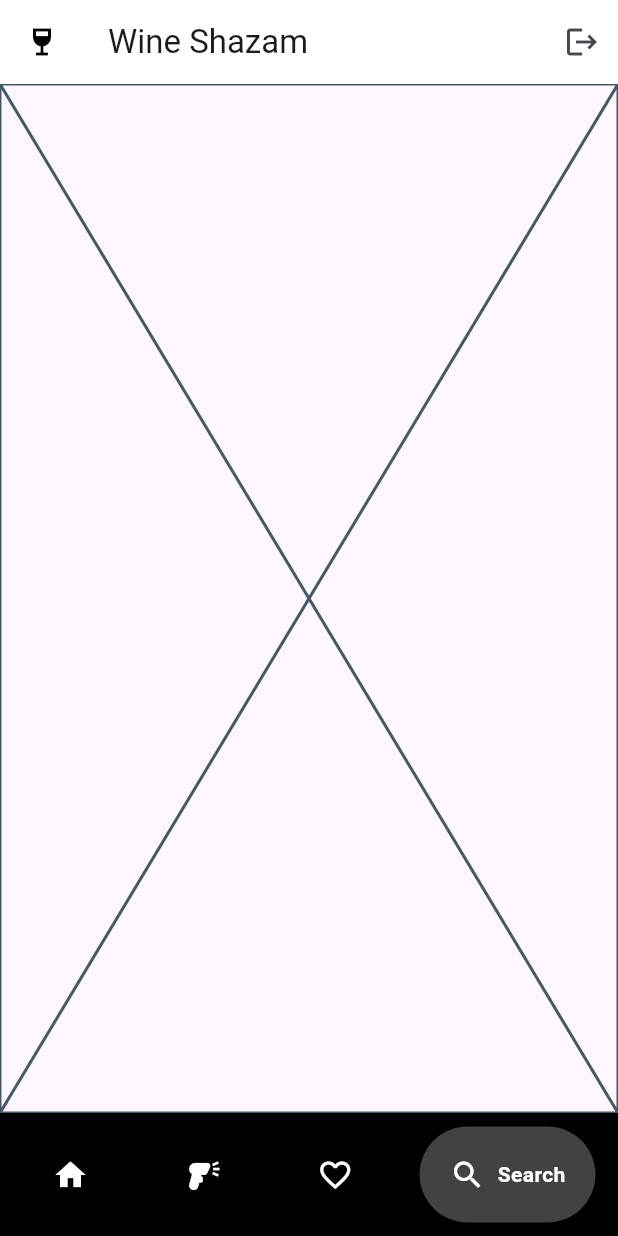
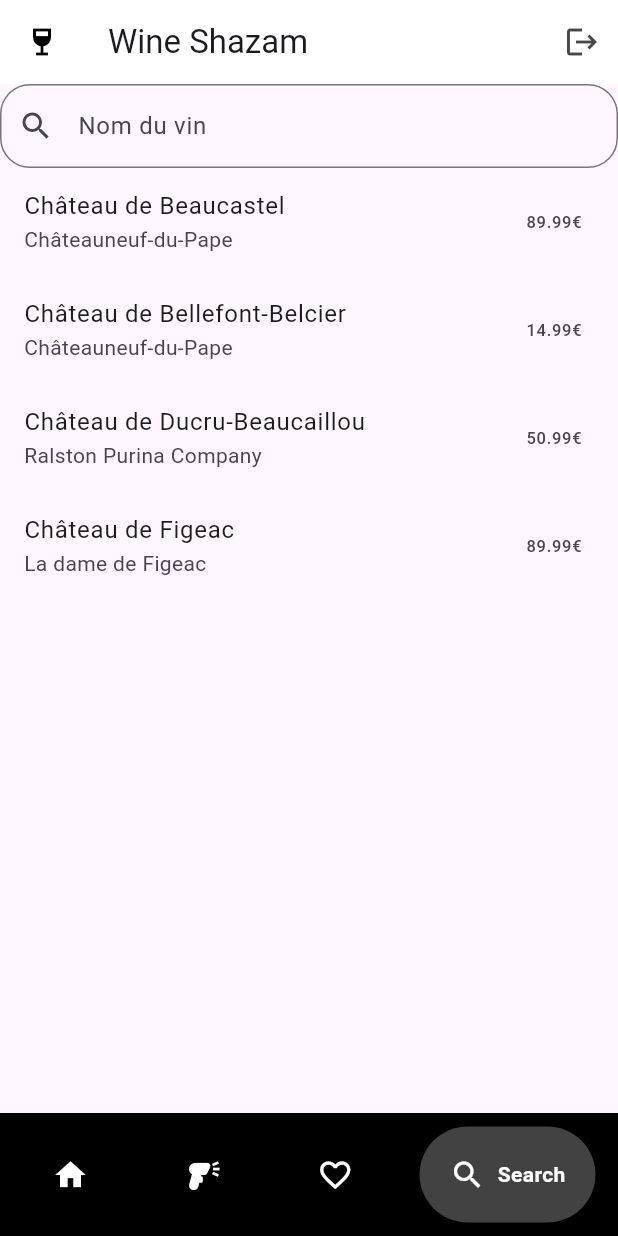
Before and after one commit to HichamGuessab/WineShazam, a Flutter app: the MainPage screen opened by its route, item 4 of the bottom bar chosen, on a phone screen of 412 x 824 dp. Run offline on Flutter 3.47's test engine with Material 3 defaults, Android fonts, the phone set to English and light mode, and no system bars; drawn by our look-alikes of google_nav_bar; network calls fail.

Commit message:
Implementation of the SearchPage and the WineDetailsPage views

```diff
--- /dev/null
+++ b/lib/models/wine_model.dart
@@ -0,0 +1,90 @@
+import 'package:wine_shazam/models/winery_model.dart';
+
+class Wine {
+  final int id;
+  final String name;
+  final String description;
+  final DateTime harvestingDate;
+  final DateTime bottlingDate;
+  final double price;
+  final Winery winery;
+  final String vintageName;
+  final String barCode;
+  final bool enabled;
+  final DateTime createdAt;
+  final DateTime updatedAt;
+
+  const Wine( {
+    required this.id,
+    required this.name,
+    required this.description,
+    required this.harvestingDate,
+    required this.bottlingDate,
+    required this.price,
+    required this.winery,
+    required this.vintageName,
+    required this.barCode,
+    required this.enabled,
+    required this.createdAt,
+    required this.updatedAt,
+  });
+}
+
+final allWines = [
+  Wine(
+    id: 1,
+    name: 'Château de Beaucastel',
+    description: 'Châteauneuf-du-Pape',
+    harvestingDate: DateTime(2018, 10, 1),
+    bottlingDate: DateTime(2019, 10, 1),
+    price: 89.99,
+    winery: allWineries[0],
+    vintageName: 'Cuvee 1',
+    barCode: '1234567890123',
+    enabled: true,
+    createdAt: DateTime(2021, 1, 1),
+    updatedAt: DateTime(2021, 1, 1),
+  ),
+  Wine(
+    id: 2,
+    name: 'Château de Bellefont-Belcier',
+    description: 'Châteauneuf-du-Pape',
+    harvestingDate: DateTime(2018, 10, 1),
+    bottlingDate: DateTime(2019, 10, 1),
+    price: 14.99,
+    winery: allWineries[1],
+    vintageName: 'Cuvee 2',
+    barCode: '1234567890123',
+    enabled: true,
+    createdAt: DateTime(2021, 1, 1),
+    updatedAt: DateTime(2021, 1, 1),
+  ),
+  Wine(
+    id: 3,
+    name: 'Château de Ducru-Beaucaillou',
+    description: 'Ralston Purina Company',
+    harvestingDate: DateTime(2018, 10, 1),
+    bottlingDate: DateTime(2019, 10, 1),
+    price: 50.99,
+    winery: allWineries[2],
+    vintageName: 'Cuvee 3',
+    barCode: '1234567890123',
+    enabled: true,
+    createdAt: DateTime(2021, 1, 1),
+    updatedAt: DateTime(2021, 1, 1),
+  ),
+  Wine(
+    id: 4,
+    name: 'Château de Figeac',
+    description: 'La dame de Figeac',
+    harvestingDate: DateTime(2018, 10, 1),
+    bottlingDate: DateTime(2019, 10, 1),
+    price: 89.99,
+    winery: allWineries[0],
+    vintageName: 'Cuvee 457414',
+    barCode: '1234567890123',
+    enabled: true,
+    createdAt: DateTime(2021, 1, 1),
+    updatedAt: DateTime(2021, 1, 1),
+  ),
+];
--- /dev/null
+++ b/lib/models/winery_model.dart
@@ -0,0 +1,49 @@
+class Winery {
+  final int id;
+  final String name;
+  final String description;
+  final String address;
+  final bool enabled;
+  final DateTime createdAt;
+  final DateTime updatedAt;
+
+  const Winery({
+    required this.id,
+    required this.name,
+    required this.description,
+    required this.address,
+    required this.enabled,
+    required this.createdAt,
+    required this.updatedAt,
+  });
+}
+
+final allWineries = [
+  Winery(
+    id: 1,
+    name: 'Winery 1',
+    description: 'Description 1',
+    address: 'Address 1',
+    enabled: true,
+    createdAt: DateTime(2021, 1, 1),
+    updatedAt: DateTime(2021, 1, 1),
+  ),
+  Winery(
+    id: 2,
+    name: 'Winery 2',
+    description: 'Description 2',
+    address: 'Address 2',
+    enabled: true,
+    createdAt: DateTime(2021, 1, 1),
+    updatedAt: DateTime(2021, 1, 1),
+  ),
+  Winery(
+    id: 3,
+    name: 'Winery 3',
+    description: 'Description 3',
+    address: 'Address 3',
+    enabled: true,
+    createdAt: DateTime(2021, 1, 1),
+    updatedAt: DateTime(2021, 1, 1),
+  ),
+];
--- a/lib/pages/search_page.dart
+++ b/lib/pages/search_page.dart
@@ -1,4 +1,6 @@
 import 'package:flutter/material.dart';
+import 'package:wine_shazam/models/wine_model.dart';
+import 'package:wine_shazam/pages/wine_details_page.dart';
 
 class SearchPage extends StatefulWidget {
   const SearchPage({super.key});
@@ -8,8 +10,58 @@ class SearchPage extends StatefulWidget {
 }
 
 class _SearchPageState extends State<SearchPage> {
+  final controller = TextEditingController();
+  List<Wine> wines = allWines;
+
   @override
   Widget build(BuildContext context) {
-    return const Placeholder();
+    return Column(
+        children: [
+          Container(
+            child: TextField(
+              controller: controller,
+              decoration: InputDecoration(
+                prefixIcon: const Icon(Icons.search),
+                hintText: 'Nom du vin',
+                border: OutlineInputBorder(
+                  borderRadius: BorderRadius.circular(20),
+                  borderSide: const BorderSide(color: Colors.white)
+                ),
+              ),
+            onChanged: searchWine,
+            ),
+          ),
+          Expanded(child: ListView.builder(
+            itemCount: wines.length,
+            itemBuilder: (context, index) {
+              final wine = wines[index];
+
+              return ListTile(
+                title: Text(wine.name),
+                subtitle: Text(wine.description),
+                trailing: Text(wine.price.toString() + "€"),
+                onTap: () {
+                  Navigator.push(
+                    context,
+                    MaterialPageRoute(
+                        builder: (context) => WineDetailsPage(wine: wine)
+                    )
+                  );
+                }
+              );
+            }
+          ))
+        ],
+    );
+  }
+  void searchWine(String query) {
+    final suggestions = allWines.where((wine) {
+      final wineName = wine.name.toLowerCase();
+      final input = query.toLowerCase();
+
+      return wineName.contains(input);
+    }).toList();
+
+    setState(() => wines = suggestions);
   }
 }
```
Also changed, not shown: lib/pages/wine_details_page.dart (added, +64 -0 lines).
